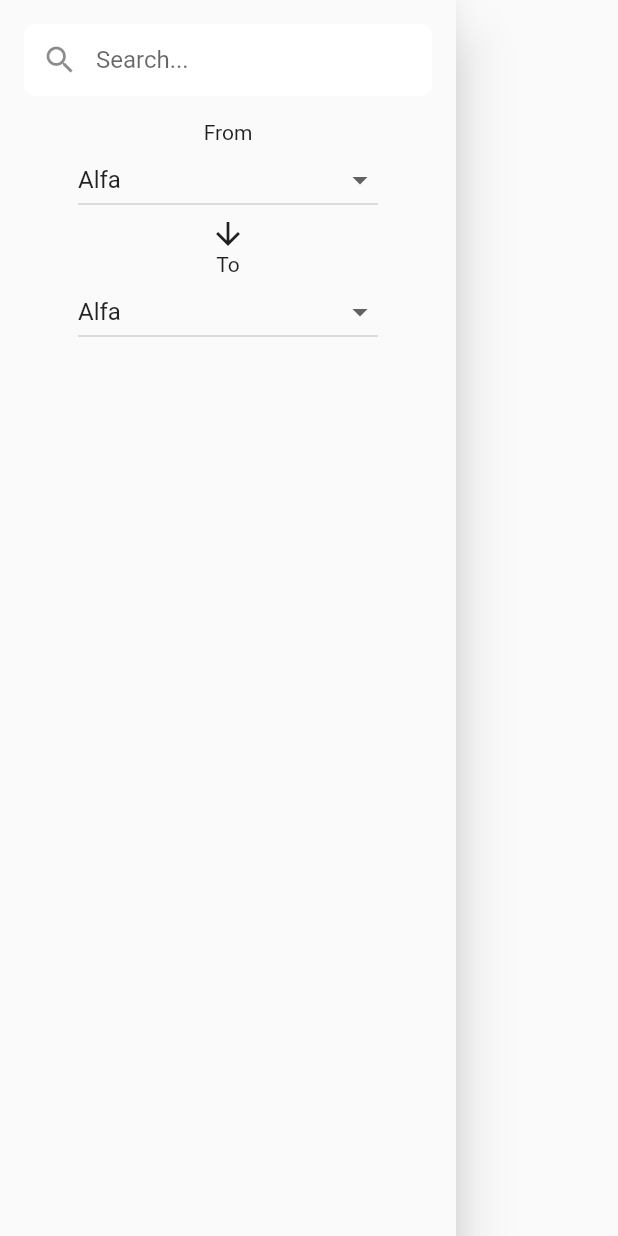
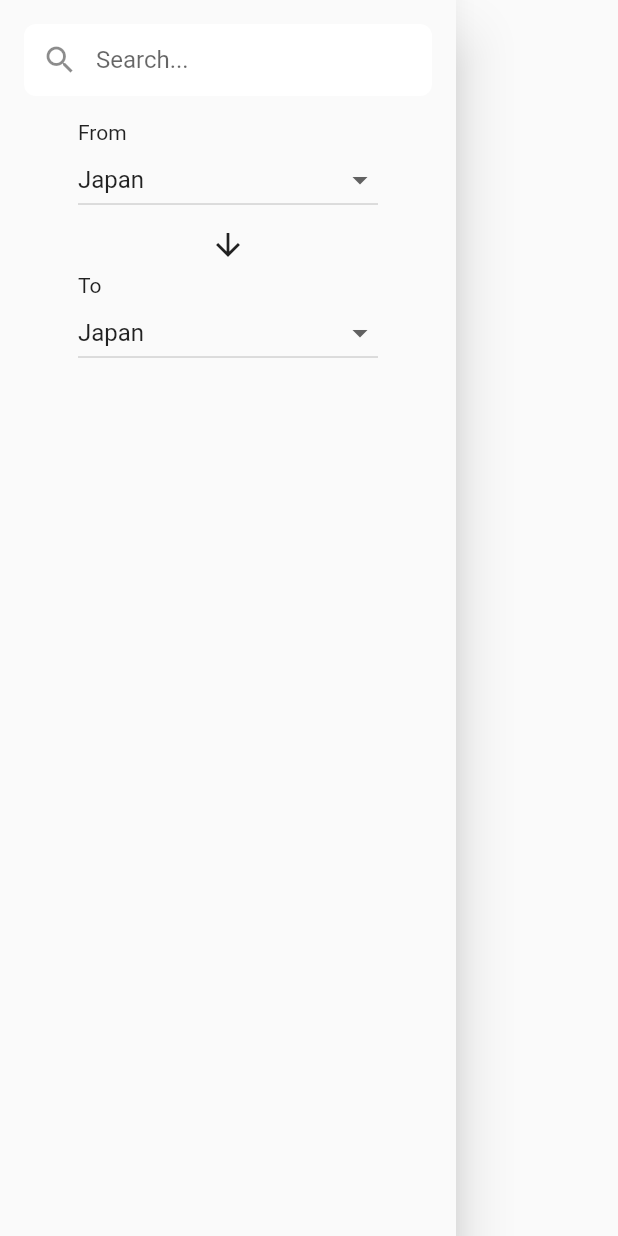
Before and after one commit to KoukiFOL/traveltrouble, a Flutter app: the SideMenu widget shown alone on an empty page, opened directly, on a phone screen of 412 x 824 dp. Run offline on Flutter 3.47's test engine with Material 2 defaults, Android fonts, the phone set to English and light mode, and no system bars; our stand-ins replace cloud_firestore, firebase_auth, firebase_core, flutter_svg, go_router, google_fonts; accounts and stored records are empty; network calls fail.

Commit message:
update: 国名リストの作成とサイドメニューの修正

```diff
--- a/lib/Compornents/sideMenu.dart
+++ b/lib/Compornents/sideMenu.dart
@@ -1,4 +1,6 @@
 import 'package:flutter/material.dart';
+
+import '../model/country.dart';
 
 // サイドメニューの実装
 class SideMenu extends StatelessWidget {
@@ -27,11 +29,21 @@ class SideMenu extends StatelessWidget {
                   ),
                 ),
               ),
-              Text('From'),
-              DropdownButtonMenu(),
-              Icon(Icons.arrow_downward),
-              Text('To'),
-              DropdownButtonMenu(),
+              Container(
+                width: 200,
+                alignment: Alignment.centerLeft,
+                child: const Text('From'),
+              ),
+              const DropdownButtonMenu(),
+              const SizedBox(height: 7),
+              const Icon(Icons.arrow_downward),
+              const SizedBox(height: 7),
+              Container(
+                width: 200,
+                alignment: Alignment.centerLeft,
+                child: const Text('To'),
+              ),
+              const DropdownButtonMenu(),
             ],
           ),
         ],
@@ -49,7 +61,7 @@ class DropdownButtonMenu extends StatefulWidget {
 }
 
 class _DropdownButtonMenuState extends State<DropdownButtonMenu> {
-  String isSelectedValue = 'Alfa';
+  String isSelectedValue = 'Japan';
 
   @override
   Widget build(BuildContext context) {
@@ -57,34 +69,18 @@ class _DropdownButtonMenuState extends State<DropdownButtonMenu> {
         width: 200,
         child: DropdownButton(
           isExpanded: true,
-          items: const [
-            DropdownMenuItem(
-              value: 'Alfa',
-              child: Text('Alfa'),
-            ),
-            DropdownMenuItem(
-              value: 'Bravo',
-              child: Text('Bravo'),
-            ),
-            DropdownMenuItem(
-              value: 'Charlie',
-              child: Text('Charlie'),
-            ),
-            DropdownMenuItem(
-              value: 'Delta',
-              child: Text('Delta'),
-            ),
-            DropdownMenuItem(
-              value: 'Foxtrot',
-              child: Text('Foxtrot'),
-            ),
-          ],
           value: isSelectedValue,
           onChanged: (String? value) {
             setState(() {
               isSelectedValue = value!;
             });
           },
+          items: countryList.map((String value) {
+            return DropdownMenuItem(
+              value: value,
+              child: Text(value),
+            );
+          }).toList(),
         ));
   }
 }
--- /dev/null
+++ b/lib/model/country.dart
@@ -0,0 +1,29 @@
+List<String> countryList = [
+  'Japan',
+  'United States',
+  'Canada',
+  'United Kingdom',
+  'Australia',
+  'India',
+  'China',
+  'Korea',
+  'France',
+  'Germany',
+  'Italy',
+  'Spain',
+  'Russia',
+  'Brazil',
+  'Mexico',
+  'Argentina',
+  'Chile',
+  'Peru',
+  'Colombia',
+  'Venezuela',
+  'South Africa',
+  'Egypt',
+  'Nigeria',
+  'Kenya',
+  'Morocco',
+
+  // 他の国名を追加できます
+];
```
